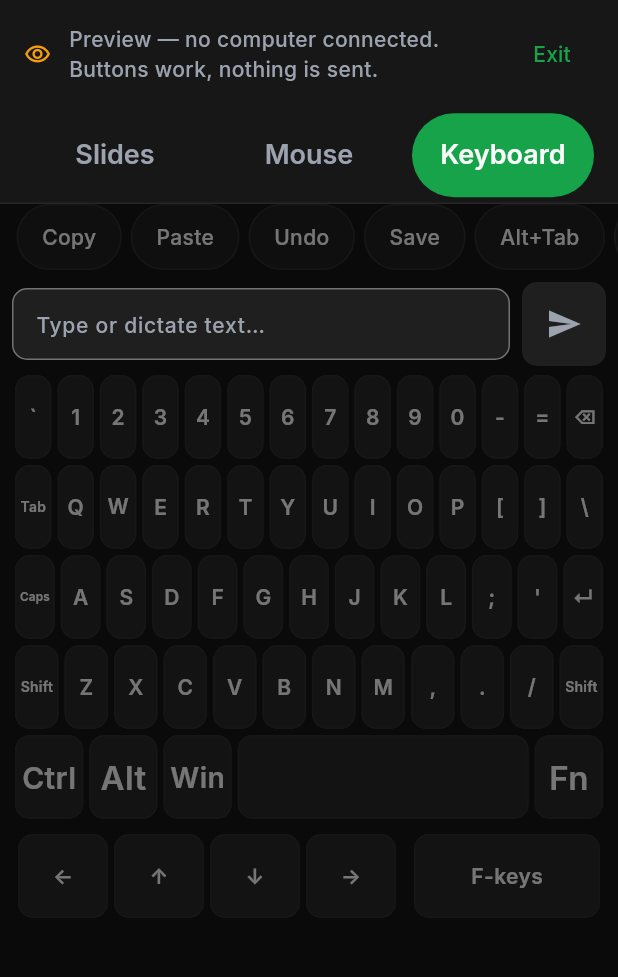
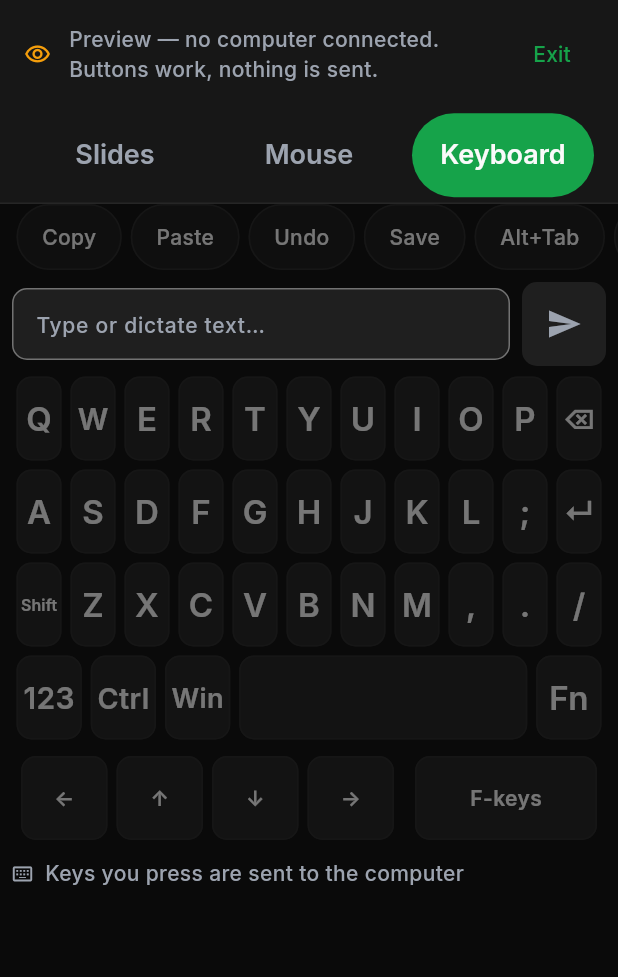
Before and after one commit to umairnadeem18/TapDesk, a Flutter app: the AppShell screen opened directly, after a tap on "Mouse", after a tap on "Keyboard", on a phone screen of 412 x 824 dp, the part 84-1061 px from its top. Run offline on Flutter 3.47's test engine with Material 3 defaults, Android fonts, the phone set to English and light mode, and no system bars; our stand-ins replace shared_preferences; missing offline and left inert: mobile_scanner; accounts and stored records are empty.

Commit message:
fix(mobile): uncrush the keyboard and make it look like it works
Reported on a real device: the keyboard looked cramped, and pressing its keys
did nothing visible - the field only worked with the phone's own keyboard.

Two separate problems.

CRAMPED. The number row held fourteen keys. On a 360 dp phone that is about
26 dp per key against the 56 dp the design system requires, and it looked it.
Digits and punctuation moved behind a 123 toggle, so no row now holds more
than eleven keys - roughly 33 dp each, the density every phone keyboard has
used since the original iPhone. Caps Lock and Backspace moved with them, so
the letter rows kept their width. Gaps went from 2 dp to 3 dp. A test now
fails if any row exceeds eleven keys.

LOOKED BROKEN. The custom keyboard is the odd one out in this app: pressing a
key changes nothing on screen, because the PC is what receives it. With no PC
attached - which is where the reviewer is until Phase 5 - the app appeared to
do nothing at all. There is now a strip under the keys showing the last
character sent, or an explanation that keys go to the computer.

The text field is unchanged on purpose and now says so: it is for text the
grid cannot type - Urdu, emoji, voice dictation - where the phone's own
keyboard is the better tool.

Also fixed while in here: '123' was being sent as a key event because _KeyRow
carried its own stale local-only set instead of KeyboardLayout.localOnly.
That is the same class of bug as Caps and Fn: a key that looks normal and is
silently dropped by the companion.

flutter analyze clean, 76 tests passing. Rebuilt, republished and updated the
published checksums.

```diff
--- a/mobile/lib/screens/keyboard_tab.dart
+++ b/mobile/lib/screens/keyboard_tab.dart
@@ -30,6 +30,17 @@ class _KeyboardTabState extends State<KeyboardTab> {
 
   bool _showFunctionKeys = false;
 
+  /// Letters or symbols. Digits and punctuation live behind the `123` key so
+  /// no letter row ever has to hold more than eleven keys.
+  bool _symbols = false;
+
+  /// The last thing sent, shown so the user can tell the keyboard is working.
+  ///
+  /// Without this the custom keys look inert: pressing one changes nothing on
+  /// screen, because the PC is what receives it. On a device, with no PC
+  /// attached, that reads as a broken app.
+  String? _lastSent;
+
   final TextEditingController _textController = TextEditingController();
   final FocusNode _textFocus = FocusNode();
 
@@ -60,10 +71,11 @@ class _KeyboardTabState extends State<KeyboardTab> {
 
     if (held.isNotEmpty) {
       _sink.send(ComboEvent([...held, output.toLowerCase()]));
+      setState(() => _lastSent = 'Ctrl/Alt + ${output.toUpperCase()}');
     } else {
       _sink.send(TextEvent(output));
+      setState(() => _lastSent = output);
     }
-    setState(() {});
   }
 
   void _pressNamedKey(String key) {
@@ -76,7 +88,7 @@ class _KeyboardTabState extends State<KeyboardTab> {
     } else {
       _sink.send(KeyEvent(key, 'tap'));
     }
-    setState(() {});
+    setState(() => _lastSent = KeyboardLayout.label(key));
   }
 
   void _toggleModifier(String key) {
@@ -98,6 +110,10 @@ class _KeyboardTabState extends State<KeyboardTab> {
     setState(() {
       if (key == 'caps') {
         _caps = !_caps;
+      } else if (key == '123') {
+        _symbols = true;
+      } else if (key == 'abc') {
+        _symbols = false;
       } else if (key == 'fn') {
         _showFunctionKeys = !_showFunctionKeys;
       }
@@ -142,62 +158,29 @@ class _KeyboardTabState extends State<KeyboardTab> {
           onSend: _injectText,
         ),
         Expanded(
-          // Scrollable, not merely laid out. Six rows of 56 dp keys plus the
-          // function row and the shortcut strip do not fit on a short screen,
-          // and an overflow is a hard error - the layout renders red stripes
-          // over the keys. Scrolling degrades honestly instead.
+          // Scrollable rather than merely laid out: the shortcut strip, the
+          // injection field, the function row and four rows of keys do not fit
+          // on a short screen, and an overflow is a hard error that renders red
+          // stripes over the keys. Scrolling degrades honestly.
           child: SingleChildScrollView(
             child: Padding(
               padding: const EdgeInsets.symmetric(horizontal: TapDeskSpace.s2),
               child: Column(
-                mainAxisAlignment: MainAxisAlignment.center,
+                mainAxisSize: MainAxisSize.min,
                 children: [
+                  if (_showFunctionKeys)
+                    _FunctionKeyRow(
+                      enabled: enabled,
+                      onKey: (k) {
+                        Haptics.tap();
+                        final held = _modifiers.consume();
+                        sink.send(ComboEvent([...held, k]));
+                        setState(() => _lastSent = k.toUpperCase());
+                      },
+                    ),
+                  for (final row in _rows)
                     _KeyRow(
-                    keys: KeyboardLayout.numberRow,
-                    enabled: enabled,
-                    caps: _caps,
-                    latched: _modifiers,
-                    onCharacter: _pressCharacter,
-                    onNamed: _pressNamedKey,
-                    onModifier: _toggleModifier,
-                    onLocalKey: _onLocalKey,
-                    dense: true,
-                  ),
-                  _KeyRow(
-                    keys: KeyboardLayout.topRow,
-                    enabled: enabled,
-                    caps: _caps,
-                    latched: _modifiers,
-                    onCharacter: _pressCharacter,
-                    onNamed: _pressNamedKey,
-                    onModifier: _toggleModifier,
-                    onLocalKey: _onLocalKey,
-                    dense: true,
-                  ),
-                  _KeyRow(
-                    keys: KeyboardLayout.homeRow,
-                    enabled: enabled,
-                    caps: _caps,
-                    latched: _modifiers,
-                    onCharacter: _pressCharacter,
-                    onNamed: _pressNamedKey,
-                    onModifier: _toggleModifier,
-                    onLocalKey: _onLocalKey,
-                    dense: true,
-                  ),
-                  _KeyRow(
-                    keys: KeyboardLayout.bottomRow,
-                    enabled: enabled,
-                    caps: _caps,
-                    latched: _modifiers,
-                    onCharacter: _pressCharacter,
-                    onNamed: _pressNamedKey,
-                    onModifier: _toggleModifier,
-                    onLocalKey: _onLocalKey,
-                    dense: true,
-                  ),
-                  _KeyRow(
-                    keys: KeyboardLayout.spaceRow,
+                      keys: row,
                       enabled: enabled,
                       caps: _caps,
                       latched: _modifiers,
@@ -216,6 +199,8 @@ class _KeyboardTabState extends State<KeyboardTab> {
                     onNamed: _pressNamedKey,
                     onModifier: _toggleModifier,
                   ),
+                  const SizedBox(height: TapDeskSpace.s2),
+                  _SentStrip(lastSent: _lastSent),
                 ],
               ),
             ),
@@ -225,6 +210,21 @@ class _KeyboardTabState extends State<KeyboardTab> {
     );
   }
 
+  /// The rows for the current layer. Digits and punctuation sit behind the
+  /// `123` key so no row ever exceeds eleven keys.
+  List<List<String>> get _rows => _symbols
+      ? [
+          KeyboardLayout.symbolsTop,
+          KeyboardLayout.symbolsHome,
+          KeyboardLayout.symbolsBottom,
+          KeyboardLayout.lettersSpace,
+        ]
+      : [
+          KeyboardLayout.lettersTop,
+          KeyboardLayout.lettersHome,
+          KeyboardLayout.lettersBottom,
+          KeyboardLayout.lettersSpace,
+        ];
   void _sendFunction(String key, EventSink sink, bool enabled) {
     if (!enabled) return;
     Haptics.tap();
@@ -244,7 +244,6 @@ class _KeyRow extends StatelessWidget {
     this.onModifier,
     this.onLocalKey,
     this.latched,
-    this.dense = false,
   });
 
   final List<String> keys;
@@ -255,10 +254,9 @@ class _KeyRow extends StatelessWidget {
   final void Function(String key)? onModifier;
   final void Function(String key)? onLocalKey;
   final StickyModifiers? latched;
-  final bool dense;
 
   /// Keys that act on this app only and are never sent to the PC.
-  static const Set<String> localOnlyKeys = {'caps', 'fn'};
+  static Set<String> get localOnlyKeys => KeyboardLayout.localOnly;
 
   bool _isActive(String key) {
     if (KeyboardLayout.modifiers.contains(key)) {
@@ -271,14 +269,14 @@ class _KeyRow extends StatelessWidget {
   @override
   Widget build(BuildContext context) {
     return Padding(
-      padding: const EdgeInsets.symmetric(vertical: 2),
+      padding: const EdgeInsets.symmetric(vertical: 3),
       child: Row(
         children: [
           for (final key in keys)
             Expanded(
               flex: key == 'space' ? 4 : 1,
               child: Padding(
-                padding: const EdgeInsets.symmetric(horizontal: 2),
+                padding: const EdgeInsets.symmetric(horizontal: 3),
                 child: _buildKey(key),
               ),
             ),
@@ -313,7 +311,6 @@ class _KeyRow extends StatelessWidget {
       opacity: enabled ? 1 : 0.45,
       child: KeyCap(
         label: KeyboardLayout.label(key),
-        dense: dense,
         active: active,
         onPressed: press ?? () {},
         semanticLabel: _semanticFor(key),
@@ -347,7 +344,46 @@ class _KeyRow extends StatelessWidget {
   }
 }
 
-/// Arrows, the F-key toggle and the function row.
+/// Shows the most recent thing sent to the computer.
+///
+/// The on-screen keyboard is the odd one out in this app: pressing a key
+/// changes nothing on this screen, because the computer is what receives it.
+/// Without a feedback line the keys look broken - especially with no PC
+/// attached, where the app appears to do nothing at all.
+class _SentStrip extends StatelessWidget {
+  const _SentStrip({required this.lastSent});
+
+  final String? lastSent;
+
+  @override
+  Widget build(BuildContext context) {
+    return SizedBox(
+      height: 28,
+      child: Row(
+        children: [
+          const Icon(
+            Icons.keyboard_alt_outlined,
+            size: 14,
+            color: TapDeskColors.textMuted,
+          ),
+          const SizedBox(width: TapDeskSpace.s2),
+          Expanded(
+            child: Text(
+              lastSent == null
+                  ? 'Keys you press are sent to the computer'
+                  : 'Sent: $lastSent',
+              maxLines: 1,
+              overflow: TextOverflow.ellipsis,
+              style: TapDeskText.label,
+            ),
+          ),
+        ],
+      ),
+    );
+  }
+}
+
+/// Arrows and the F-key toggle.
 class _BottomRow extends StatelessWidget {
   const _BottomRow({
     required this.enabled,
@@ -368,13 +404,13 @@ class _BottomRow extends StatelessWidget {
   @override
   Widget build(BuildContext context) {
     return Padding(
-      padding: const EdgeInsets.symmetric(horizontal: 2),
+      padding: const EdgeInsets.symmetric(horizontal: 3),
       child: Row(
         children: [
           for (final key in KeyboardLayout.arrows)
             Expanded(
               child: Padding(
-                padding: const EdgeInsets.symmetric(horizontal: 2),
+                padding: const EdgeInsets.symmetric(horizontal: 3),
                 child: Opacity(
                   opacity: enabled ? 1 : 0.45,
                   child: KeyCap(
@@ -390,7 +426,7 @@ class _BottomRow extends StatelessWidget {
           Expanded(
             flex: 2,
             child: Padding(
-              padding: const EdgeInsets.symmetric(horizontal: 2),
+              padding: const EdgeInsets.symmetric(horizontal: 3),
               child: Opacity(
                 opacity: enabled ? 1 : 0.45,
                 child: KeyCap(
--- a/mobile/lib/widgets/keyboard_layout.dart
+++ b/mobile/lib/widgets/keyboard_layout.dart
@@ -9,40 +9,60 @@ import '../transport/tapdesk_event.dart';
 /// `key`: one Unicode code point per character means Urdu, emoji and accents
 /// all work without a character table on the PC side, which is the whole
 /// reason the protocol has a text message at all.
+///
+/// ## Why no row holds more than eleven keys
+///
+/// A phone is about 360 dp wide. Fourteen keys across leaves roughly 26 dp
+/// each - about half the 56 dp the design system requires - and that is why
+/// the first version looked cramped and fiddly on a real device. Eleven keys
+/// gives about 33 dp, which is the density every phone keyboard has used since
+/// the original iPhone. Digits and punctuation moved behind a `123` toggle for
+/// exactly this reason: they cannot share a row with the letters.
 class KeyboardLayout {
   const KeyboardLayout._();
 
-  /// Number row.
-  ///
-  /// Every entry is a key ID, never a glyph. An earlier version ended this row
-  /// with the '⌫' glyph, which is not a protocol key id and not a printable
-  /// character either, so Backspace silently typed a backspace symbol instead
-  /// of deleting.
-  static const List<String> numberRow = [
-    '`', '1', '2', '3', '4', '5', '6', '7', '8', '9', '0', '-', '=', 'backspace',
+  // ---- letters layer ---------------------------------------------------
+
+  /// Ten letters plus Backspace, which is where a phone keyboard puts it
+  /// rather than up on a digit row.
+  static const List<String> lettersTop = [
+    'q', 'w', 'e', 'r', 't', 'y', 'u', 'i', 'o', 'p', 'backspace',
   ];
 
-  /// QWERTY. Space is handled separately - it spans the width.
-  static const List<String> topRow = [
-    'tab', 'q', 'w', 'e', 'r', 't', 'y', 'u', 'i', 'o', 'p', '[', ']', '\\',
+  static const List<String> lettersHome = [
+    'a', 's', 'd', 'f', 'g', 'h', 'j', 'k', 'l', ';', 'enter',
   ];
 
-  static const List<String> homeRow = [
-    'caps', 'a', 's', 'd', 'f', 'g', 'h', 'j', 'k', 'l', ';', "'", 'enter',
+  static const List<String> lettersBottom = [
+    'shift', 'z', 'x', 'c', 'v', 'b', 'n', 'm', ',', '.', '/',
   ];
 
-  static const List<String> bottomRow = [
-    'shift', 'z', 'x', 'c', 'v', 'b', 'n', 'm', ',', '.', '/', 'shift',
+  /// `123` leads the bottom row so it falls under the thumb rather than at
+  /// the far edge.
+  static const List<String> lettersSpace = ['123', 'ctrl', 'win', 'space', 'fn'];
+
+  // ---- symbols layer ---------------------------------------------------
+
+  static const List<String> symbolsTop = [
+    '1', '2', '3', '4', '5', '6', '7', '8', '9', '0',
   ];
 
-  static const List<String> spaceRow = ['ctrl', 'alt', 'win', 'space', 'fn'];
+  static const List<String> symbolsHome = [
+    '-', '=', '[', ']', '\\', ';', "'", ',', '.', '/', 'backspace',
+  ];
+
+  /// Caps Lock lives here rather than on the letters layer, which has no room
+  /// left - it used to steal a slot from the home row.
+  static const List<String> symbolsBottom = ['abc', 'caps', 'shift', 'space'];
+
+  /// Layers switch with `123` and `abc`.
+  static const String lettersToggleKey = '123';
+  static const String symbolsToggleKey = 'abc';
 
   /// What each non-character key is called on screen. Keys not in this map are
   /// rendered as themselves, which covers every printable character.
   static const Map<String, String> labels = {
     'backspace': '⌫',
-    'tab': 'Tab',
-    'caps': 'Caps',
     'enter': '↵',
     'shift': 'Shift',
     'ctrl': 'Ctrl',
@@ -50,9 +70,23 @@ class KeyboardLayout {
     'win': 'Win',
     'space': ' ',
     'fn': 'Fn',
+    '123': '123',
+    'abc': 'ABC',
   };
 
-  /// Keys that are modifiers rather than characters.
+  /// Keys that act on this app's own layout and are never sent to the PC.
+  ///
+  /// These are not protocol key ids. Sending them produced
+  /// `{"t":"key","k":"caps"}`, which the companion drops with E_BAD_FIELD -
+  /// a key that looks entirely normal and does nothing.
+  static const Set<String> localOnly = {
+    '123',
+    'abc',
+    'fn',
+    'caps',
+  };
+
+  /// Modifiers, for sticky-key handling and the Safe Mode allow list.
   static const Set<String> modifiers = {
     ProtocolKey.shift,
     ProtocolKey.ctrl,
```
Also changed, not shown: 2 other files. Lines whose indentation alone changed are shown as unchanged.
